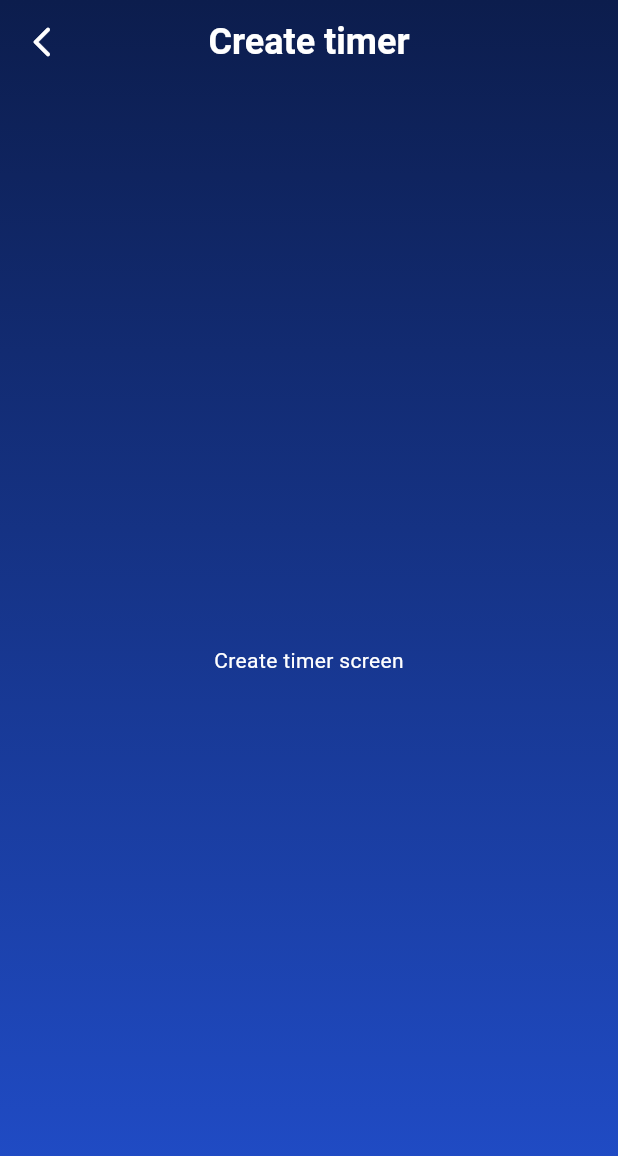
After one commit to filipepatricio/odoo_timesheets, a Flutter app: the screen it shows after launch, after a tap on the "add" icon, on a phone screen of 412 x 824 dp. The commit adds this screen. Shown: the top 1156 px of the screen. Run offline on Flutter 3.47's test engine with Material 3 defaults, Android fonts, the phone set to English and light mode, and no system bars; our stand-ins replace equatable, flutter_bloc.

Commit message:
Add CreateTimerScreen and TaskDetailScreen

```diff
--- /dev/null
+++ b/lib/presentation/screens/create_timer_screen.dart
@@ -0,0 +1,31 @@
+import 'package:flutter/material.dart';
+import 'package:odoo_apexive/presentation/widgets/gradient_scaffold.dart';
+import 'package:odoo_apexive/presentation/widgets/main_app_bar.dart';
+
+class CreateTimerScreen extends StatelessWidget {
+  const CreateTimerScreen({super.key});
+
+  @override
+  Widget build(BuildContext context) {
+    return GradientScaffold(
+      appBar: MainAppBar(
+        centerTitle: true,
+        leading: GestureDetector(
+            onTap: () {
+              Navigator.pop(context);
+            },
+            child: const Icon(Icons.arrow_back_ios_new_rounded)),
+        title: Text(
+          "Create timer",
+          style: Theme.of(context)
+              .textTheme
+              .headlineSmall!
+              .copyWith(fontWeight: FontWeight.bold),
+        ),
+      ),
+      body: const Center(
+        child: Text('Create timer screen'),
+      ),
+    );
+  }
+}
--- a/lib/presentation/screens/timesheets_screen.dart
+++ b/lib/presentation/screens/timesheets_screen.dart
@@ -1,7 +1,8 @@
 import 'package:flutter/material.dart';
 import 'package:odoo_apexive/models/task_timer.dart';
+import 'package:odoo_apexive/presentation/screens/create_timer_screen.dart';
 import 'package:odoo_apexive/presentation/styles/app_dimens.dart';
-import 'package:odoo_apexive/presentation/widgets/gradient_background.dart';
+import 'package:odoo_apexive/presentation/widgets/gradient_scaffold.dart';
 import 'package:odoo_apexive/presentation/widgets/main_app_bar.dart';
 import 'package:odoo_apexive/presentation/widgets/timer_card.dart';
 
@@ -10,11 +11,14 @@ class TimesheetsScreen extends StatelessWidget {
 
   @override
   Widget build(BuildContext context) {
-    return GradientBackgroundContainer(
-        child: Scaffold(
-      backgroundColor: Colors.transparent,
-      appBar: const MainAppBar(
-        titleText: 'Timesheets',
+    return GradientScaffold(
+      appBar: MainAppBar(
+        centerTitle: false,
+        title: Text(
+          "Timesheets",
+          style: Theme.of(context).textTheme.headlineLarge,
+        ),
+        actions: const [_CreateButton()],
       ),
       body: SafeArea(
         minimum: const EdgeInsets.all(AppDimens.m),
@@ -31,6 +35,39 @@ class TimesheetsScreen extends StatelessWidget {
           ),
         ),
       ),
-    ));
+    );
   }
 }
+
+class _CreateButton extends StatelessWidget {
+  const _CreateButton({
+    super.key,
+  });
+
+  @override
+  Widget build(BuildContext context) {
+    return GestureDetector(
+      onTap: () {
+        Navigator.push(
+          context,
+          MaterialPageRoute(builder: (context) => const CreateTimerScreen()),
+        );
+      },
+      child: Container(
+        width: AppDimens.xxxl,
+        height: AppDimens.xxxl,
+        margin: const EdgeInsets.only(right: AppDimens.m),
+        decoration: BoxDecoration(
+            color: Theme.of(context).colorScheme.secondaryContainer,
+            borderRadius:
+                const BorderRadius.all(Radius.circular(AppDimens.sl))),
+        child: Center(
+          child: Icon(
+            Icons.add,
+            color: Theme.of(context).colorScheme.onSecondary,
+          ),
+        ),
+      ),
+    );
+  }
+}
--- /dev/null
+++ b/lib/presentation/widgets/gradient_scaffold.dart
@@ -0,0 +1,41 @@
+import 'package:flutter/material.dart';
+
+class GradientScaffold extends StatelessWidget {
+  const GradientScaffold({super.key, required this.appBar, required this.body});
+
+  final PreferredSizeWidget appBar;
+  final Widget body;
+
+  @override
+  Widget build(BuildContext context) {
+    return _GradientBackgroundContainer(
+      child: Scaffold(
+        backgroundColor: Colors.transparent,
+        appBar: appBar,
+        body: body,
+      ),
+    );
+  }
+}
+
+class _GradientBackgroundContainer extends StatelessWidget {
+  const _GradientBackgroundContainer({super.key, required this.child});
+
+  final Widget child;
+
+  @override
+  Widget build(BuildContext context) {
+    return Container(
+      decoration: BoxDecoration(
+        gradient: LinearGradient(
+            begin: Alignment.topCenter,
+            end: Alignment.bottomCenter,
+            colors: [
+              Theme.of(context).colorScheme.background,
+              Theme.of(context).colorScheme.surface,
+            ]),
+      ),
+      child: child,
+    );
+  }
+}
--- a/lib/presentation/widgets/main_app_bar.dart
+++ b/lib/presentation/widgets/main_app_bar.dart
@@ -1,40 +1,27 @@
 import 'package:flutter/material.dart';
-import 'package:odoo_apexive/presentation/styles/app_dimens.dart';
 
 class MainAppBar extends StatelessWidget implements PreferredSizeWidget {
-  final String titleText;
+  const MainAppBar({
+    super.key,
+    this.title,
+    this.actions,
+    this.leading,
+    this.centerTitle,
+  });
 
-  const MainAppBar({
-    required this.titleText,
-    super.key,
-  });
+  final Text? title;
+  final List<Widget>? actions;
+  final Widget? leading;
+  final bool? centerTitle;
 
   @override
   Widget build(BuildContext context) {
     return AppBar(
       backgroundColor: Colors.transparent,
-      centerTitle: false,
-      title: Text(
-        titleText,
-        style: Theme.of(context).textTheme.headlineLarge,
-      ),
-      actions: [
-        Container(
-          width: AppDimens.xxxl,
-          height: AppDimens.xxxl,
-          margin: const EdgeInsets.only(right: AppDimens.m),
-          decoration: BoxDecoration(
-              color: Theme.of(context).colorScheme.secondaryContainer,
-              borderRadius:
-                  const BorderRadius.all(Radius.circular(AppDimens.sl))),
-          child: Center(
-            child: Icon(
-              Icons.add,
-              color: Theme.of(context).colorScheme.onSecondary,
-            ),
-          ),
-        ),
-      ],
+      centerTitle: centerTitle,
+      title: title,
+      actions: actions,
+      leading: leading,
     );
   }
 
--- a/lib/presentation/widgets/timer_card.dart
+++ b/lib/presentation/widgets/timer_card.dart
@@ -3,6 +3,7 @@ import 'package:flutter/material.dart';
 import 'package:odoo_apexive/blocs/bloc_exports.dart';
 import 'package:odoo_apexive/models/task_timer.dart';
 import 'package:odoo_apexive/models/ticker.dart';
+import 'package:odoo_apexive/presentation/screens/task_detail_screen.dart';
 import 'package:odoo_apexive/presentation/styles/app_dimens.dart';
 import 'package:odoo_apexive/presentation/styles/vector_graphics.dart';
 import 'package:odoo_apexive/utils/utils.dart';
@@ -17,17 +18,61 @@ class TimerCard extends StatelessWidget {
 
   @override
   Widget build(BuildContext context) {
+    final timerBloc = TimerBloc(
+      ticker: const Ticker(),
+      taskTimer: taskTimer,
+    );
     return BlocProvider(
-      create: (context) => TimerBloc(
-        ticker: const Ticker(),
-        duration: taskTimer.duration,
+      create: (context) => timerBloc,
+      child: GestureDetector(
+        onTap: () {
+          Navigator.push(
+            context,
+            MaterialPageRoute(
+              builder: (context) => BlocProvider.value(
+                value: timerBloc,
+                child: const TaskDetailScreen(),
               ),
-      child: Container(
+            ),
+          );
+        },
+        child: _Card(taskTimer: taskTimer),
+      ),
+    );
+  }
+}
+
+class _Card extends StatelessWidget {
+  const _Card({
+    super.key,
+    required this.taskTimer,
+  });
+
+  final TaskTimer taskTimer;
+
+  @override
+  Widget build(BuildContext context) {
+    return Container(
       decoration: BoxDecoration(
           borderRadius: BorderRadius.circular(AppDimens.s),
           color: Theme.of(context).colorScheme.onSurface.withOpacity(0.08)),
       padding: const EdgeInsets.all(AppDimens.m),
-        child: IntrinsicHeight(
+      child: _Data(taskTimer: taskTimer),
+    );
+  }
+}
+
+class _Data extends StatelessWidget {
+  const _Data({
+    super.key,
+    required this.taskTimer,
+  });
+
+  final TaskTimer taskTimer;
+
+  @override
+  Widget build(BuildContext context) {
+    return IntrinsicHeight(
       child: Row(
         crossAxisAlignment: CrossAxisAlignment.center,
         children: [
@@ -41,8 +86,6 @@ class TimerCard extends StatelessWidget {
           ),
           const _ClockButton()
         ],
-          ),
-        ),
       ),
     );
   }
```
Also changed, not shown: lib/blocs/timer_bloc/timer_bloc.dart (+6 -5 lines), lib/presentation/screens/task_detail_screen.dart (added, +36 -0 lines), lib/presentation/widgets/gradient_background.dart (deleted, +0 -23 lines). Lines whose indentation alone changed are shown as unchanged.
